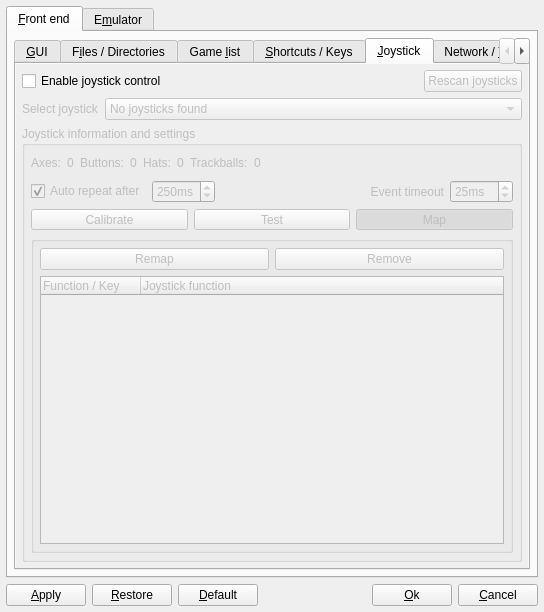
First picture: the form in options.ui, repository qmc2/qmc2-mame-fe, before the edit.
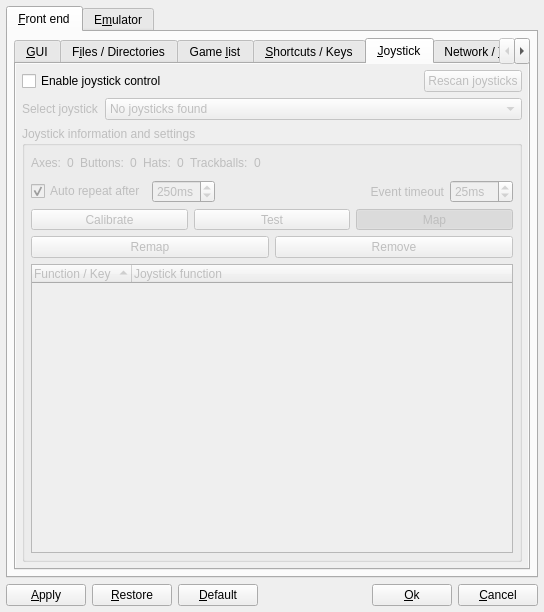
Second picture: the form after the edit. The open tabs and pages were chosen to show the change. Icons and pictures are not drawn.

Commit message: imp: enabled free sorting for shortcut- and joystick-maps

```diff
--- a/options.ui
+++ b/options.ui
@@ -3656,17 +3656,17 @@
                      </layout>
                     </item>
                     <item row="3" column="0">
-                     <widget class="QGroupBox" name="groupBoxCalibrationAndTest">
+                     <widget class="QFrame" name="frameCalibrationAndTest">
                       <property name="sizePolicy">
                        <sizepolicy hsizetype="Expanding" vsizetype="Expanding">
                         <horstretch>0</horstretch>
                         <verstretch>0</verstretch>
                        </sizepolicy>
                       </property>
-                      <property name="title">
-                       <string/>
-                      </property>
-                      <layout class="QGridLayout">
+                      <layout class="QGridLayout" name="gridLayoutCalibrationAndTest">
+                       <property name="margin">
+                        <number>0</number>
+                       </property>
                        <item row="0" column="0">
                         <widget class="QPushButton" name="pushButtonRemapJoystickFunction">
                          <property name="enabled">
@@ -3724,6 +3724,9 @@
                          <property name="itemsExpandable">
                           <bool>false</bool>
                          </property>
+                         <property name="sortingEnabled">
+                          <bool>true</bool>
+                         </property>
                          <property name="allColumnsShowFocus">
                           <bool>true</bool>
                          </property>
```
Left out of the diff: 25 changed lines with no effect on the pictures. The commit also changes 2 other files.
